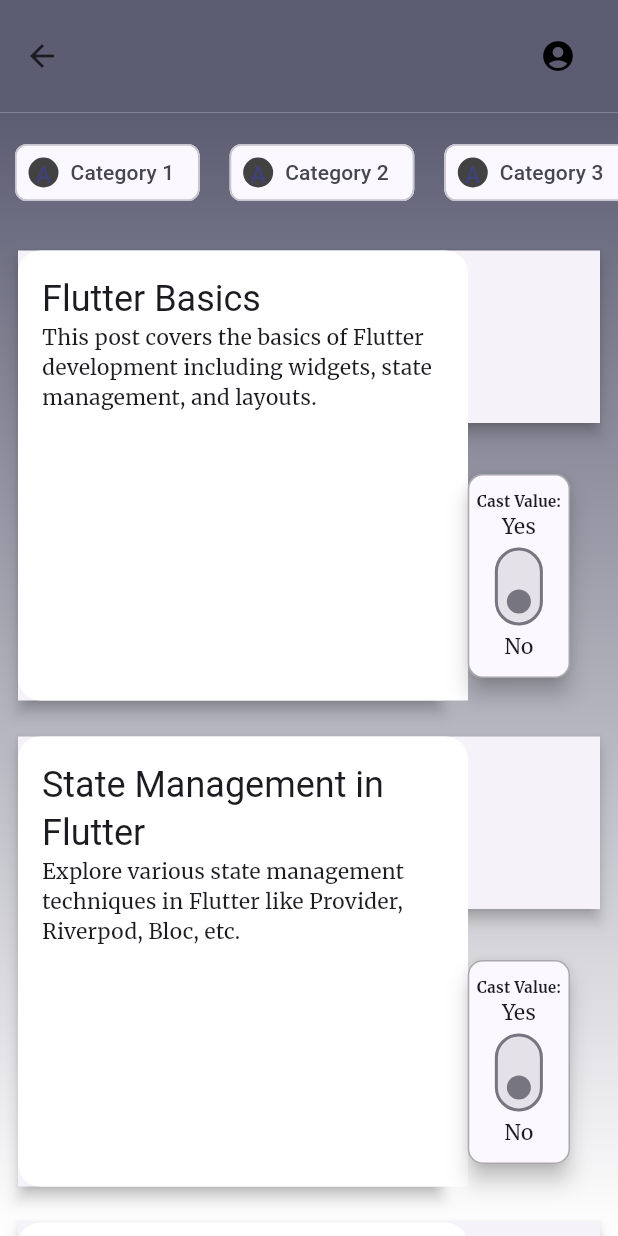
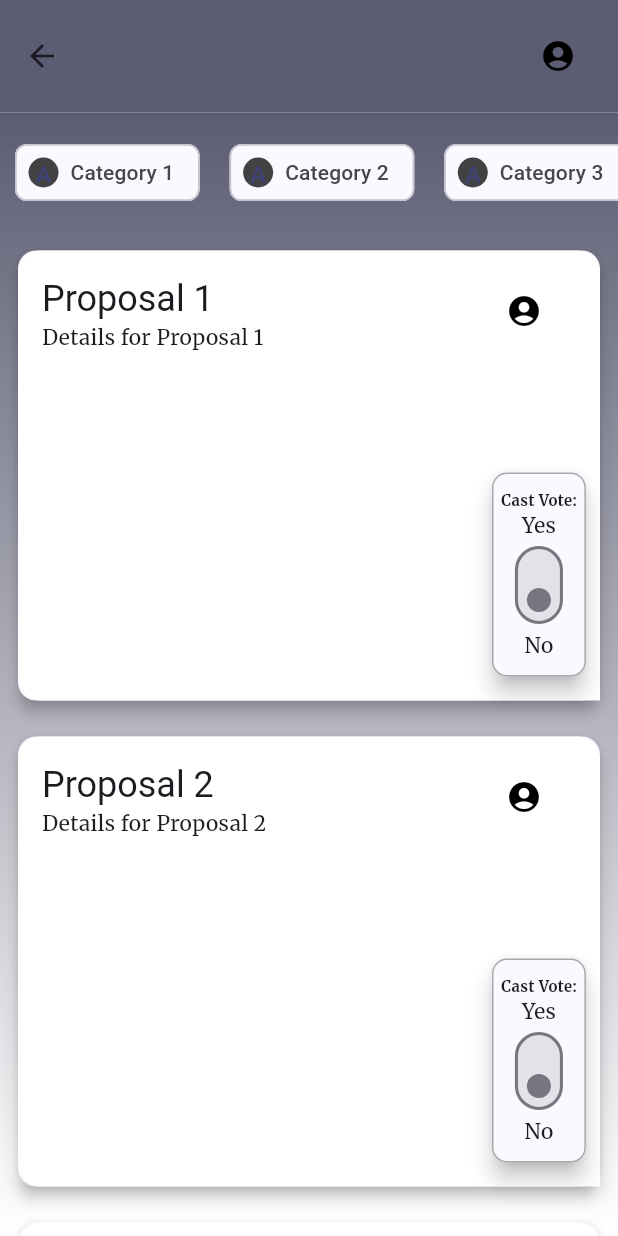
Before and after one commit to alaskannate/VoteClub2.0, a Flutter app: the LandingPage screen opened directly with empty values, on a phone screen of 412 x 824 dp. Run offline on Flutter 3.47's test engine with Material 3 defaults, Android fonts, the phone set to English and light mode, and no system bars; our stand-ins replace google_fonts, shared_preferences; accounts and stored records are empty.

Commit message:
simplified code to allow switch to work, added profile icon button to proposalPage.

```diff
--- a/lib/main.dart
+++ b/lib/main.dart
@@ -1,9 +1,7 @@
 import 'package:flutter/material.dart';
-import 'package:flutter_portfolio/widgets/postTile.dart';
-import 'widgets/postTile.dart';
+import 'widgets/userIcon.dart';
 import 'utility/categorySlider.dart';
-import 'model/post.dart';
-import 'routes/landing_routes/profile.dart';
+import 'package:flutter_portfolio/widgets/proposals/proposalTile.dart';
 import 'package:google_fonts/google_fonts.dart';
 import 'utility/introManger.dart';
 
@@ -13,7 +11,6 @@ import 'package:http/http.dart' as http;
 void main() {
   runApp(const DappVoteClub());
 }
-
 
 class DappVoteClub extends StatelessWidget {
   const DappVoteClub({super.key});
@@ -103,20 +100,8 @@ class LandingPage extends StatelessWidget {
             style: Theme.of(context).textTheme.titleLarge!.copyWith(
                   color: Theme.of(context).colorScheme.onSecondary,
                 )),
-        actions: <Widget>[
-          IconButton(
-            icon: Container(
-                padding: const EdgeInsets.fromLTRB(0, 0, 20, 0),
-                child: const Icon(Icons.account_circle, color: Colors.black)),
-            onPressed: () {
-              // Navigate to the profile page
-              Navigator.push(
-                context,
-                MaterialPageRoute(
-                    builder: (context) => const UserProfilePage()),
-              );
-            },
-          ),
+        actions: const <Widget>[
+          CustomUserIcon(),
         ],
         backgroundColor: Theme.of(context).colorScheme.secondary,
       ),
@@ -136,19 +121,20 @@ class LandingPage extends StatelessWidget {
             const CategorySlider(),
             Expanded(
               child: ListView.builder(
-              itemCount: samplePosts.length,
+                itemCount: 10, // Number of ProposalTile widgets you want
                 itemBuilder: (context, index) {
-                final post = samplePosts[index];
-                return PostTile(
-                  postName: post.postTitle,
-                  details: post.details,
-                  isSwitchOn: post.isSwitchOn,
+                  return ProposalTile(
+                    proposalAuthor: 'nate stevens',
+                    proposalName: "Proposal ${index + 1}",
+                    proposalDetails: "Details for Proposal ${index + 1}",
+                    isSwitchOn: false, // Initial switch state
                     onSwitchChanged: (bool newValue) {
-                    post.isSwitchOn = newValue;
+                      // Handle switch state change
                     },
                   );
                 },
-            )),
+              ),
+            ),
           ],
         ),
       ),
--- a/lib/widgets/postTile.dart
+++ b/lib/widgets/proposals/proposalTile.dart
@@ -1,28 +1,29 @@
 import 'package:flutter/material.dart';
+import '/widgets/userIcon.dart';
+import 'voteSwitch.dart';
 
-class PostTile extends StatefulWidget {
-  final String postName;
-  final String details;
+class ProposalTile extends StatefulWidget {
+  final String proposalAuthor;
+  final String proposalName;
+  final String proposalDetails;
   final bool isSwitchOn;
-  final ValueChanged<bool> onSwitchChanged;
+  // final ValueChanged<bool> onSwitchChanged;
 
-  const PostTile({
+  const ProposalTile({
     super.key,
-    required this.postName,
-    required this.details,
-    required this.isSwitchOn,
-    required this.onSwitchChanged,
+    required this.proposalAuthor,
+    required this.proposalName,
+    required this.proposalDetails,
+    this.isSwitchOn = false,
+    required Null Function(bool newValue) onSwitchChanged,
+    // required this.onSwitchChanged,
   });
 
   @override
-  State<PostTile> createState() {
-    return _PostTileState();
-  }
-  // @override
-  // _PostTileState createState() => _PostTileState();
+  _ProposalTileState createState() => _ProposalTileState();
 }
 
-class _PostTileState extends State<PostTile> {
+class _ProposalTileState extends State<ProposalTile> {
   late bool switchState;
 
   @override
@@ -35,8 +36,8 @@ class _PostTileState extends State<PostTile> {
     setState(() {
       switchState = newValue;
     });
-    widget.onSwitchChanged(
-        newValue); // Ensure this callback is correctly implemented
+    // widget.onSwitchChanged(
+    //     newValue); // Ensure this callback is correctly implemented
   }
 
   @override
@@ -44,14 +45,13 @@ class _PostTileState extends State<PostTile> {
     return Container(
       margin: const EdgeInsets.all(8),
       child: Card(
-        shape: CustomCardShape(
-            cutHeight: 185, cutWidth: 105), // Use the custom card shape here
+        // Use the custom card shape here
         surfaceTintColor: Colors.transparent,
         elevation: 4.0,
         child: Stack(
           children: [
             Container(
-              width: 300,
+              width: 500,
               height: 300,
               padding: const EdgeInsets.all(16),
               decoration: const BoxDecoration(
@@ -63,54 +63,41 @@ class _PostTileState extends State<PostTile> {
                   // Bottom right is not rounded due to the cutout
                 ),
               ),
+              child: Row(
+                children: [
+                  SizedBox(
+                    width: 300,
                     child: Column(
                       crossAxisAlignment: CrossAxisAlignment.start,
                       children: [
                         Text(
-                    widget.postName,
+                          widget.proposalName,
                           style: Theme.of(context).textTheme.headlineSmall,
                         ),
                         Expanded(
                           child: SingleChildScrollView(
-                      child: Text(widget.details),
+                            child: Text(widget.proposalDetails),
                           ),
                         ),
                       ],
                     ),
                   ),
+                  Column(
+                    mainAxisAlignment: MainAxisAlignment.spaceBetween,
+                    children: [
+                      const CustomUserIcon(),
                       Positioned(
                         bottom: 15.0, // Align with the cutout
                         right: 20.0, // Align with the cutout
                         child: Material(
                           elevation: 6,
                           borderRadius: BorderRadius.circular(10),
-                child: Container(
-                  padding: const EdgeInsets.fromLTRB(5, 10, 5, 10),
-                  decoration: BoxDecoration(
-                    color: Colors.transparent ,
-                    border: Border.all(
-                        color: const Color.fromARGB(82, 0, 0, 0), width: 1),
-                    borderRadius: BorderRadius.circular(10),
-                  ),
-                  child: Column(
-                    children: [
-                      const Text(
-                        "Cast Value:",
-                        style: TextStyle(
-                            fontWeight: FontWeight.bold, fontSize: 10),
-                      ),
-                      const Text("Yes"),
-                      RotatedBox(
-                        quarterTurns: 3,
-                        child: Switch(
-                          value: switchState,
-                          onChanged: _handleSwitchChanged,
+                          child: const VoteSwitch(),
                         ),
                       ),
-                      const Text('No'),
                     ],
-                  ),
-                ),
+                  )
+                ],
               ),
             ),
           ],
--- /dev/null
+++ b/lib/widgets/userIcon.dart
@@ -0,0 +1,22 @@
+import 'package:flutter/material.dart';
+import 'package:flutter_portfolio/routes/profilePage.dart';
+
+class CustomUserIcon extends StatelessWidget {
+  const CustomUserIcon({super.key});
+
+  @override
+  Widget build(BuildContext context) {
+    return IconButton(
+      icon: Container(
+          padding: const EdgeInsets.fromLTRB(0, 0, 20, 0),
+          child: const Icon(Icons.account_circle, color: Colors.black)),
+      onPressed: () {
+        // Navigate to the profile page
+        Navigator.push(
+          context,
+          MaterialPageRoute(builder: (context) => const UserProfilePage()),
+        );
+      },
+    );
+  }
+}
```
Also changed, not shown: lib/widgets/custom_buttons.dart (deleted, +0 -92 lines), lib/widgets/proposals/voteSwitch.dart (added, +143 -0 lines), lib/routes/landing_routes/post.dart (deleted), lib/routes/profilePage.dart (renamed from lib/routes/landing_routes/profile.dart), lib/routes/proposalPage.dart (added). Lines whose indentation alone changed are shown as unchanged.
